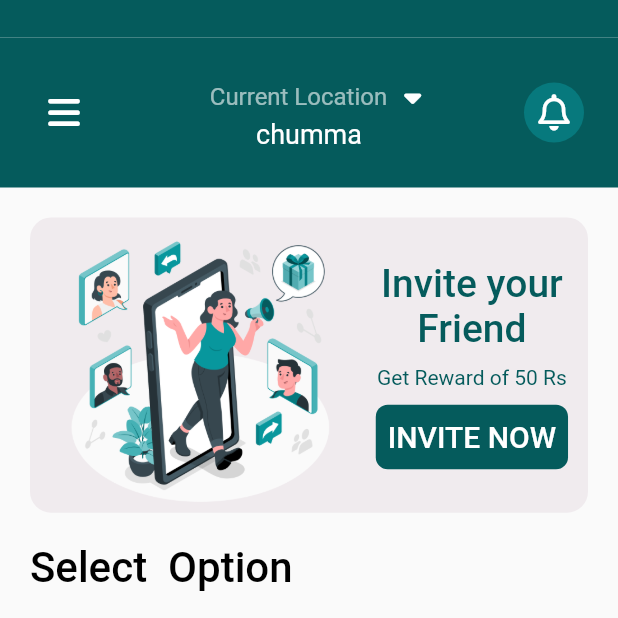
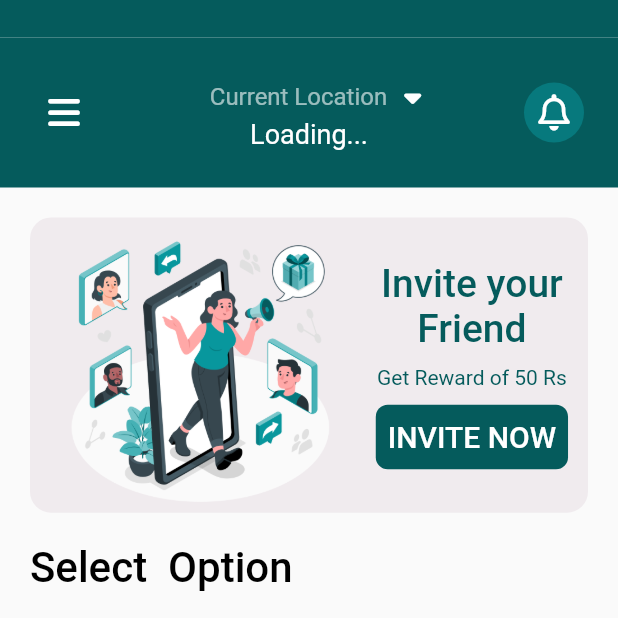
Before and after one commit to vaddiVaraPrasad/xerox, a Flutter app: the screen it shows once a user with an empty profile is signed in, on a phone screen of 412 x 824 dp, the top half of it. Run offline on Flutter 3.47's test engine with Material 2 defaults, Android fonts, the phone set to English and light mode, and no system bars; drawn by our look-alikes of flutter_zoom_drawer, google_nav_bar; our stand-ins replace cloud_firestore, connectivity_plus, file_picker, firebase_auth, firebase_core, firebase_storage and 14 more; missing offline and left inert: dart:ffi, edge_detection, flutter_google_places, internet_connectivity_checker, pdf_merger, syncfusion_flutter_core and 2 more; accounts and stored records are empty; Roboto replaces fonts that are missing (Ubuntu).

Commit message:
pre work for maps

```diff
--- a/lib/Provider/current_user.dart
+++ b/lib/Provider/current_user.dart
@@ -5,12 +5,12 @@ import "../model/user.dart";
 
 class CurrentUser with ChangeNotifier {
   late Users current_user = Users(
-    userId: "chumma",
-    userName: "chumma chumma",
-    userEmail: "chumma",
-    userPlaceName: "chumma",
-    latitude: 4353.54,
-    longitude: 34545.34,
+    userId: "Loading...",
+    userName: "Loading...",
+    userEmail: "Loading...",
+    userPlaceName: "Loading...",
+    latitude: 0,
+    longitude: 0,
     userProfileUrl:
         "https://kalasalingam.ac.in/wp-content/uploads/2021/11/Faculty-dummy-profile.png",
     userContryName: "India",
--- a/lib/main.dart
+++ b/lib/main.dart
@@ -59,7 +59,7 @@ class _XeroxState extends State<Xerox> {
   final Stream<User?> authStateChanges =
       FirebaseAuth.instance.authStateChanges();
 
-  @override
+
 
   @override
   Widget build(BuildContext context) {
--- a/lib/screens/nav_drawers/hidden_drawer.dart
+++ b/lib/screens/nav_drawers/hidden_drawer.dart
@@ -32,7 +32,7 @@ class _HiddenSideZoomDrawerState extends State<HiddenSideZoomDrawer> {
   Widget build(BuildContext context) {
     var curUser = Provider.of<CurrentUser>(context, listen: true);
     print(curUser.getPlaceName);
-    if (curUser.getPlaceName == "chumma") {
+    if (curUser.getPlaceName == "Loading...") {
       curUser.loadUserByID(FirebaseAuth.instance.currentUser!.uid);
     }
     return Scaffold(
```
